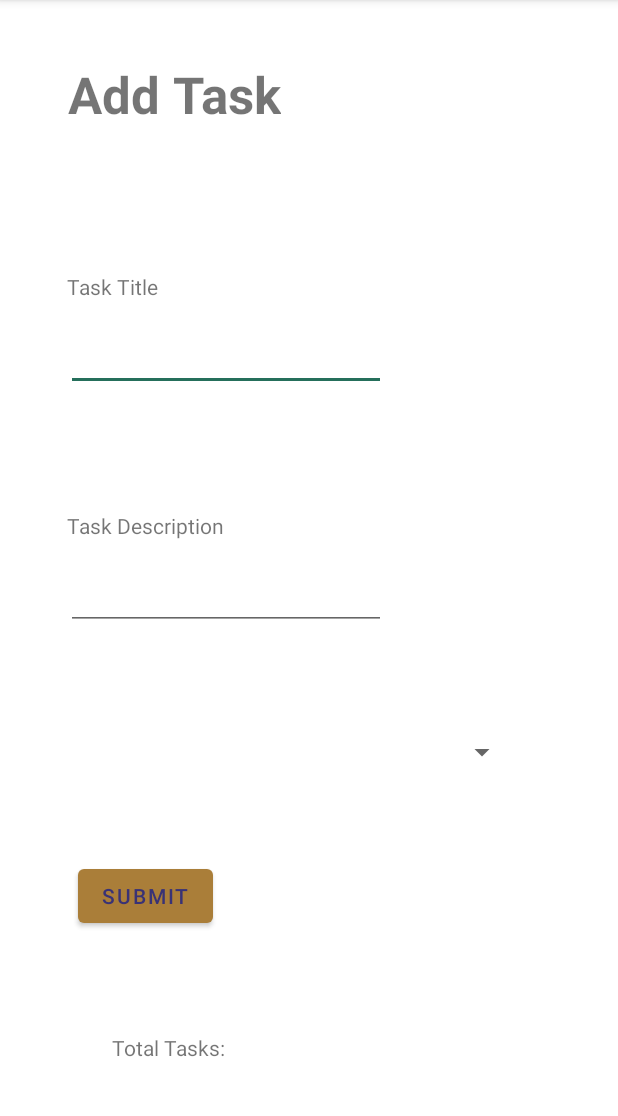
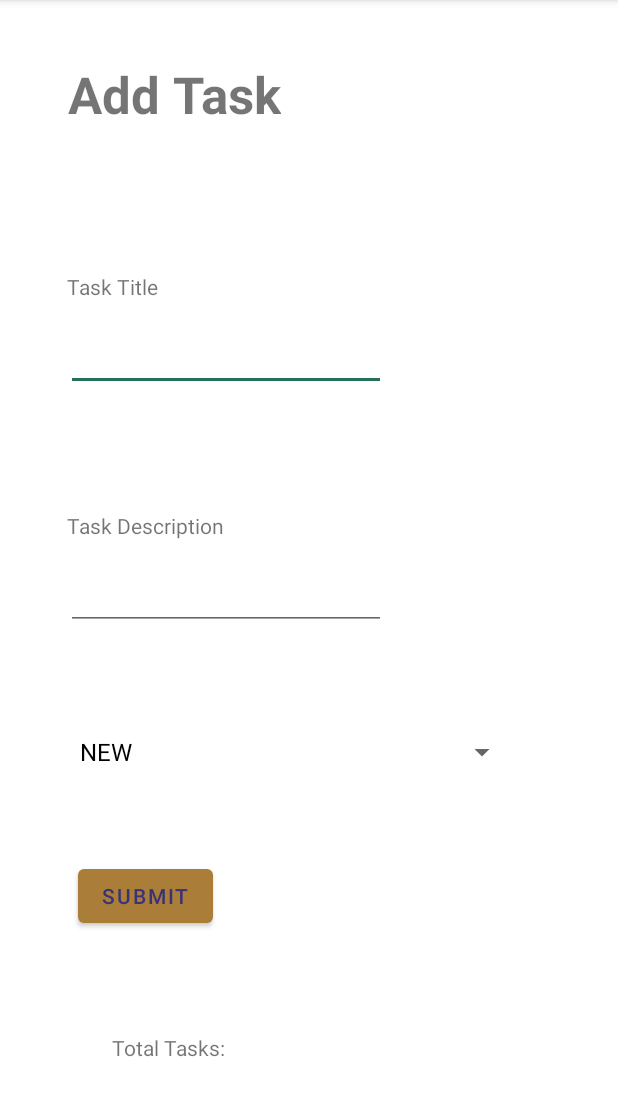
Before and after one commit to nojronatron/taskmaster, an Android app: the AddTask screen opened directly, with no data from a screen before it, on a phone screen of 412 x 824 dp, the part 84-1200 px from its top. Run offline under Robolectric (Android 15) with nearby library versions, the phone set to English and light mode, and no system bars; our stand-ins replace Room's generated code.

Commit message:
completed database integration and add, view Tasks functionality.

```diff
--- a/app/src/main/java/com/example/taskmaster/activites/AddTask.java
+++ b/app/src/main/java/com/example/taskmaster/activites/AddTask.java
@@ -8,6 +8,7 @@ import android.util.Log;
 import android.view.View;
 import android.widget.ArrayAdapter;
 import android.widget.Button;
+import android.widget.EditText;
 import android.widget.Spinner;
 import android.widget.TextView;
 
@@ -34,7 +35,8 @@ public class AddTask extends AppCompatActivity {
                 .fallbackToDestructiveMigration()
                 .build();
 
-        setupAddThisButton();
+        setupAddThisButton(taskMasterDatabase);
+        this.setUpSpinner();
     }
 
     private void setUpSpinner() {
@@ -46,14 +48,24 @@ public class AddTask extends AppCompatActivity {
         ));
     }
 
-    private void setupAddThisButton() {
+    private void setupAddThisButton(TaskMasterDatabase db) {
         // Add event driven textbox change on button press
         Button addThisTaskButton = AddTask.this.findViewById(R.id.addThisTaskButton);
+        Spinner addTasksSpinner = AddTask.this.findViewById(R.id.addtaskTaskStatusSpinner);
+        EditText newTaskTitleEditText = findViewById(R.id.addTaskTaskTitleText);
+        EditText newTaskDescriptionEditText = findViewById(R.id.addTaskTaskDescriptionText);
 
         addThisTaskButton.setOnClickListener(view -> {
+            String newTaskDescription = newTaskDescriptionEditText.getText().toString();
+            String newTaskStatus = addTasksSpinner.getSelectedItem().toString();
+            String newTaskTitle = newTaskTitleEditText.getText().toString();
+            TaskModel newTask = new TaskModel(newTaskTitle, newTaskDescription, newTaskStatus);
             Log.i("", "Entered incrementTaskCounter lambda.");
             TextView successText = AddTask.this.findViewById(R.id.submittedText);
+            // execute TaskDao Insert method e.g. db.taskDao.insert(task)
+            db.taskDao().insertSingleTask(newTask);
             successText.setVisibility(View.VISIBLE);
+            finish();
         });
     }
 
--- a/app/src/main/java/com/example/taskmaster/database/TaskMasterDatabase.java
+++ b/app/src/main/java/com/example/taskmaster/database/TaskMasterDatabase.java
@@ -6,7 +6,7 @@ import androidx.room.TypeConverters;
 import com.example.taskmaster.dao.TaskDao;
 import com.example.taskmaster.models.TaskModel;
 
-@Database(entities= {TaskModel.class}, version=1) // remember version update replaces DB
+@Database(entities= {TaskModel.class}, version=2) // remember version update replaces DB
 @TypeConverters({TaskMasterConverters.class})
 public abstract class TaskMasterDatabase extends androidx.room.RoomDatabase {
     public abstract TaskDao taskDao();
--- a/app/src/main/java/com/example/taskmaster/models/TaskModel.java
+++ b/app/src/main/java/com/example/taskmaster/models/TaskModel.java
@@ -18,10 +18,10 @@ public class TaskModel {
     public TaskModel() {
     } // TODO: Decide if @Ignore is needed here or at other CTOR for Room.
 
-    public TaskModel(String title, String body) {
+    public TaskModel(String title, String body, String state) {
         this.title = title;
         this.body = body;
-        this.state = "New";
+        this.state = state;
     }
 
     public Long getId() {
--- a/app/src/main/res/layout/activity_add_task.xml
+++ b/app/src/main/res/layout/activity_add_task.xml
@@ -31,7 +31,7 @@
         app:layout_constraintTop_toBottomOf="@+id/textView2" />
 
     <EditText
-        android:id="@+id/editTextTextPersonName"
+        android:id="@+id/addTaskTaskTitleText"
         android:layout_width="wrap_content"
         android:layout_height="wrap_content"
         android:layout_marginTop="12dp"
@@ -52,10 +52,10 @@
         app:layout_constraintEnd_toEndOf="parent"
         app:layout_constraintHorizontal_bias="0.146"
         app:layout_constraintStart_toStartOf="parent"
-        app:layout_constraintTop_toBottomOf="@+id/editTextTextPersonName" />
+        app:layout_constraintTop_toBottomOf="@+id/addTaskTaskTitleText" />
 
     <EditText
-        android:id="@+id/editTextTextPersonName2"
+        android:id="@+id/addTaskTaskDescriptionText"
         android:layout_width="wrap_content"
         android:layout_height="wrap_content"
         android:layout_marginTop="12dp"
@@ -116,5 +116,5 @@
         app:layout_constraintEnd_toEndOf="parent"
         app:layout_constraintHorizontal_bias="0.367"
         app:layout_constraintStart_toStartOf="parent"
-        app:layout_constraintTop_toBottomOf="@+id/editTextTextPersonName2" />
+        app:layout_constraintTop_toBottomOf="@+id/addTaskTaskDescriptionText" />
 </androidx.constraintlayout.widget.ConstraintLayout>
--- a/app/src/main/res/layout/fragment_task_list.xml
+++ b/app/src/main/res/layout/fragment_task_list.xml
@@ -1,8 +1,8 @@
 <?xml version="1.0" encoding="utf-8"?>
 <FrameLayout xmlns:android="http://schemas.android.com/apk/res/android"
     xmlns:tools="http://schemas.android.com/tools"
-    android:layout_width="match_parent"
-    android:layout_height="match_parent"
+    android:layout_width="wrap_content"
+    android:layout_height="wrap_content"
     tools:context=".fragments.TaskListFragment">
 
     <!-- TODO: Update blank fragment layout -->
```
Also changed, not shown: app/src/main/java/com/example/taskmaster/activites/TaskDetailActivity.java (+13 -0 lines), app/src/main/res/layout/activity_task_detail.xml (+13 -2 lines), 1 other file.
